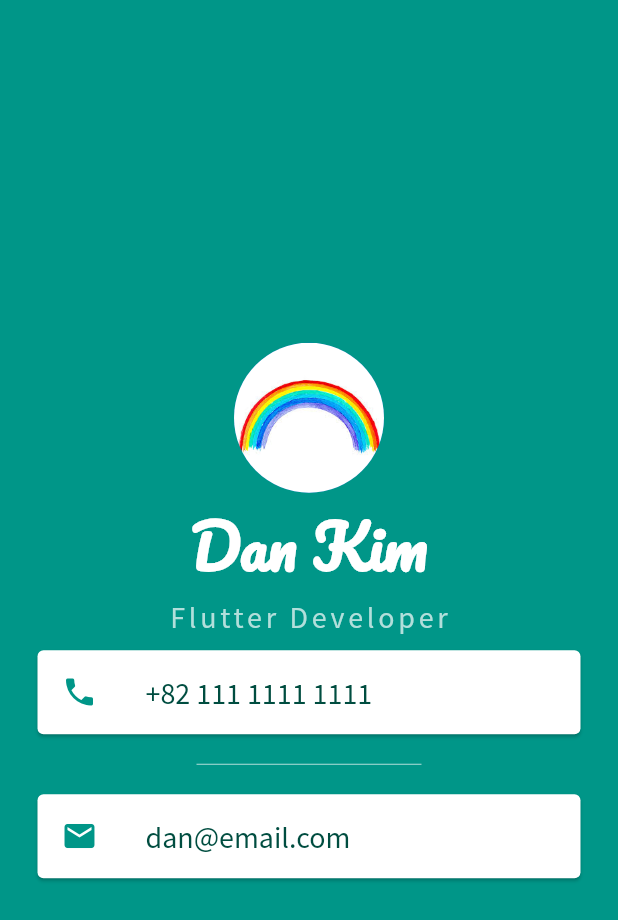
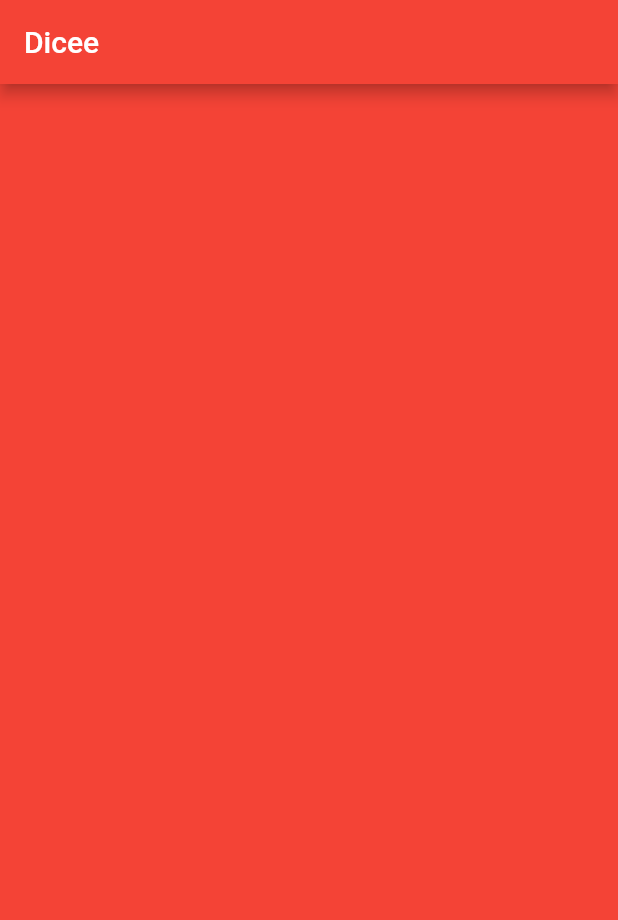
Before and after one commit to danykim57/flutterLab, a Flutter app: the screen it shows after launch, on a phone screen of 412 x 824 dp. Shown: the top 920 px of the screen. Run offline on Flutter 3.47's test engine with Material 2 defaults, Android fonts, the phone set to English and light mode, and no system bars.

Commit message:
Dice main.dart created

```diff
--- a/lib/main.dart
+++ b/lib/main.dart
@@ -1,84 +1,23 @@
 import 'package:flutter/material.dart';
 
 void main() {
-  runApp(MyApp());
+  return runApp(
+    MaterialApp(
+      home: Scaffold(
+        backgroundColor: Colors.red,
+        appBar: AppBar(
+          title: Text('Dicee'),
+          backgroundColor: Colors.red,
+        ),
+        body: DicePage(),
+      ),
+    ),
+  );
 }
 
-class MyApp extends StatelessWidget {
+class DicePage extends StatelessWidget {
   @override
   Widget build(BuildContext context) {
-    return MaterialApp(
-      home: Scaffold(
-        backgroundColor: Colors.teal,
-        body: SafeArea(
-          child: Column(
-            mainAxisAlignment: MainAxisAlignment.center,
-            children: <Widget>[
-              CircleAvatar(
-                radius: 50.0,
-                backgroundImage: AssetImage('images/portrait.jpg'),
-              ),
-              Text(
-                'Dan Kim',
-                style: TextStyle(
-                  fontFamily: 'Pacifico',
-                  fontSize: 40.0,
-                  color: Colors.white,
-                  fontWeight: FontWeight.bold,
-                ),
-              ),
-              Text('Flutter Developer',
-                  style: TextStyle(
-                    fontFamily: 'Source Sans Pro',
-                    color: Colors.teal.shade100,
-                    fontSize: 20.0,
-                    letterSpacing: 2.5,
-                  )),
-              Card(
-                color: Colors.white,
-                margin: EdgeInsets.symmetric(vertical: 10.0, horizontal: 25.0),
-                child: ListTile(
-                  leading: Icon(
-                    Icons.phone,
-                    color: Colors.teal,
-                  ),
-                  title: Text(
-                    '+82 111 1111 1111',
-                    style: TextStyle(
-                      color: Colors.teal.shade900,
-                      fontFamily: 'Source Sans Pro',
-                      fontSize: 20.0,
-                    ),
-                  ),
-                ),
-              ),
-              SizedBox(
-                height: 20.0,
-                width: 150.0,
-                child: Divider(
-                  color: Colors.teal.shade100,
-                ),
-              ),
-              Card(
-                color: Colors.white,
-                margin: EdgeInsets.symmetric(horizontal: 25.0, vertical: 10.0),
-                child: ListTile(
-                  leading: Icon(
-                    Icons.email,
-                    color: Colors.teal,
-                  ),
-                  title: Text('dan@email.com',
-                      style: TextStyle(
-                        fontSize: 20.0,
-                        color: Colors.teal.shade900,
-                        fontFamily: 'Source Sans Pro',
-                      )),
-                ),
-              )
-            ],
-          ),
-        ),
-      ),
-    );
+    return Container();
   }
 }
```
